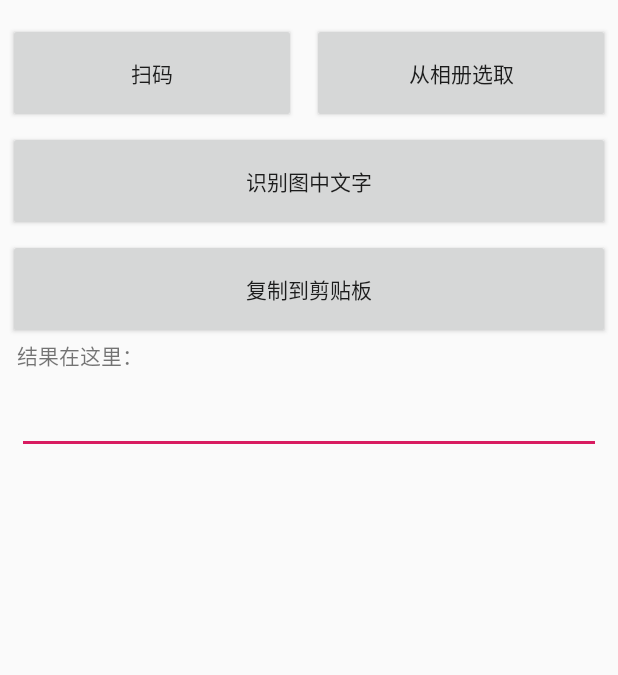
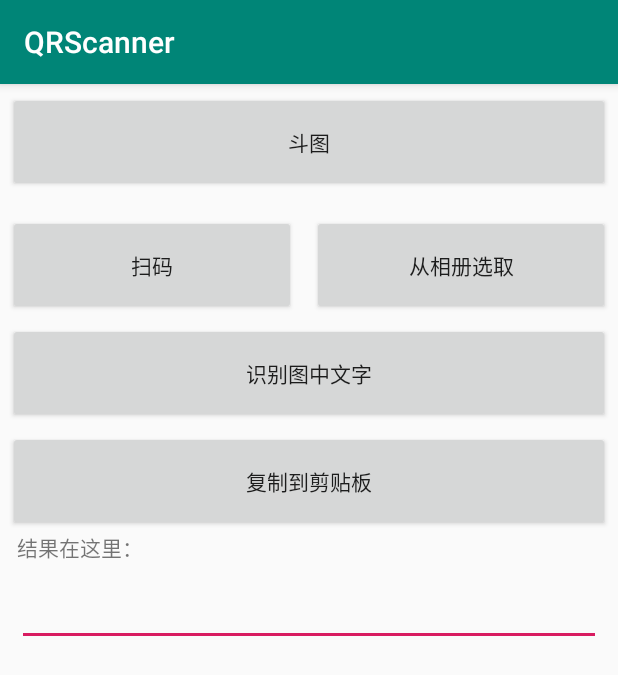
Before and after one commit to mzc6838/QRScanner, an Android app: the screen it shows after launch (MainActivity), on a phone screen of 412 x 824 dp. Shown: the top 675 px of the screen. Run offline under Robolectric (Android 15) with nearby library versions, the phone set to English and light mode, and no system bars.

Commit message:
2019.6.4

```diff
--- a/app/src/main/AndroidManifest.xml
+++ b/app/src/main/AndroidManifest.xml
@@ -22,8 +22,9 @@
                 <category android:name="android.intent.category.LAUNCHER" />
             </intent-filter>
         </activity>
-        <activity android:name="com.google.zxing.client.android.CaptureActivity">
-
+        <activity android:name="com.google.zxing.client.android.CaptureActivity"></activity>
+        <activity android:name=".FightImgActivity"
+            android:parentActivityName=".MainActivity">
         </activity>
     </application>
 
--- a/app/src/main/java/xyz/mzc6838/qrscanner/MainActivity.java
+++ b/app/src/main/java/xyz/mzc6838/qrscanner/MainActivity.java
@@ -39,12 +39,13 @@ import java.io.File;
 import java.util.EnumMap;
 import java.util.Map;
 
-public class MainActivity extends Activity {
+public class MainActivity extends AppCompatActivity {
 
     Button scan;
     Button copy;
     Button album;
     Button getWord;
+    Button fightImg;
     EditText showText;
     ClipboardManager clipboardManager;
 
@@ -62,6 +63,7 @@ public class MainActivity extends Activity {
         copy = findViewById(R.id.copy);
         album = findViewById(R.id.album);
         getWord = findViewById(R.id.getWord);
+        fightImg = findViewById(R.id.fightImgButton);
         clipboardManager = (ClipboardManager) getSystemService(CLIPBOARD_SERVICE);
         showText.clearFocus();
 
@@ -105,6 +107,13 @@ public class MainActivity extends Activity {
                 Intent innerIntent = new Intent(Intent.ACTION_PICK, MediaStore.Images.Media.EXTERNAL_CONTENT_URI);
                 Intent wrapperIntent = Intent.createChooser(innerIntent, "选择图片");
                 startActivityForResult(wrapperIntent, 333);
+            }
+        });
+        fightImg.setOnClickListener(new View.OnClickListener() {
+            @Override
+            public void onClick(View v) {
+                Intent intent = new Intent(MainActivity.this, FightImgActivity.class);
+                startActivity(intent);
             }
         });
 
--- a/app/src/main/res/layout/activity_main.xml
+++ b/app/src/main/res/layout/activity_main.xml
@@ -6,6 +6,15 @@
     android:layout_height="match_parent"
     android:orientation="vertical"
     tools:context=".MainActivity">
+
+    <Button
+        android:id="@+id/fightImgButton"
+        android:text="斗图"
+        android:layout_width="match_parent"
+        android:layout_height="100px"
+        android:layout_marginStart="5dp"
+        android:layout_marginTop="5dp"
+        android:layout_marginEnd="5dp" />
 
     <LinearLayout
         android:layout_width="match_parent"
--- a/app/src/main/res/values/strings.xml
+++ b/app/src/main/res/values/strings.xml
@@ -1,5 +1,4 @@
-<resources xmlns:tools="http://schemas.android.com/tools"
-    tools:ignore="ExtraTranslation">
+<resources xmlns:tools="http://schemas.android.com/tools" tools:ignore="ExtraTranslation">
     <string name="app_name">QRScanner</string>
     <string name="app_picker_name">Applications</string>
     <string name="bookmark_picker_name">Bookmarks</string>
```
Also changed, not shown: app/build.gradle (+12 -0 lines), app/src/main/java/xyz/mzc6838/qrscanner/FightImgActivity.java (added, +66 -0 lines), app/src/main/res/layout/activity_fight_img.xml (added, +47 -0 lines). Lines whose indentation alone changed are shown as unchanged.
